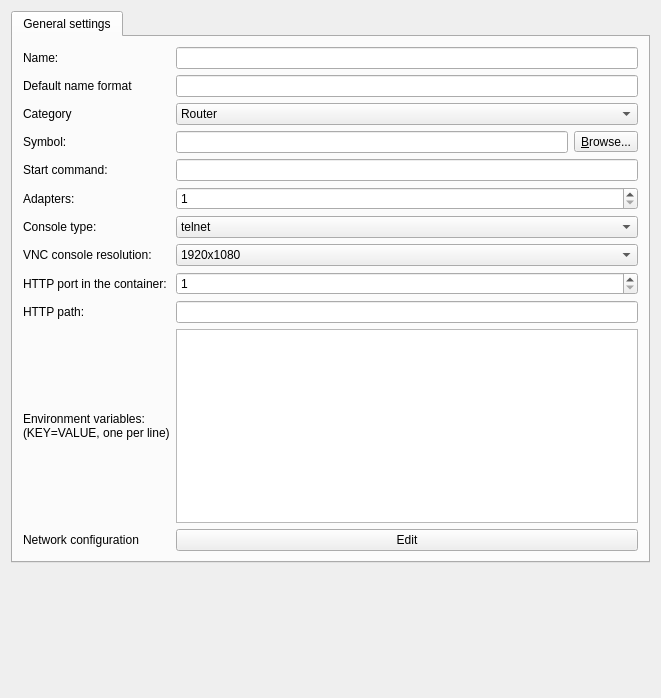
First picture: the form in gns3/modules/docker/ui/docker_vm_configuration_page.ui, repository GNS3/gns3-gui, before the edit.
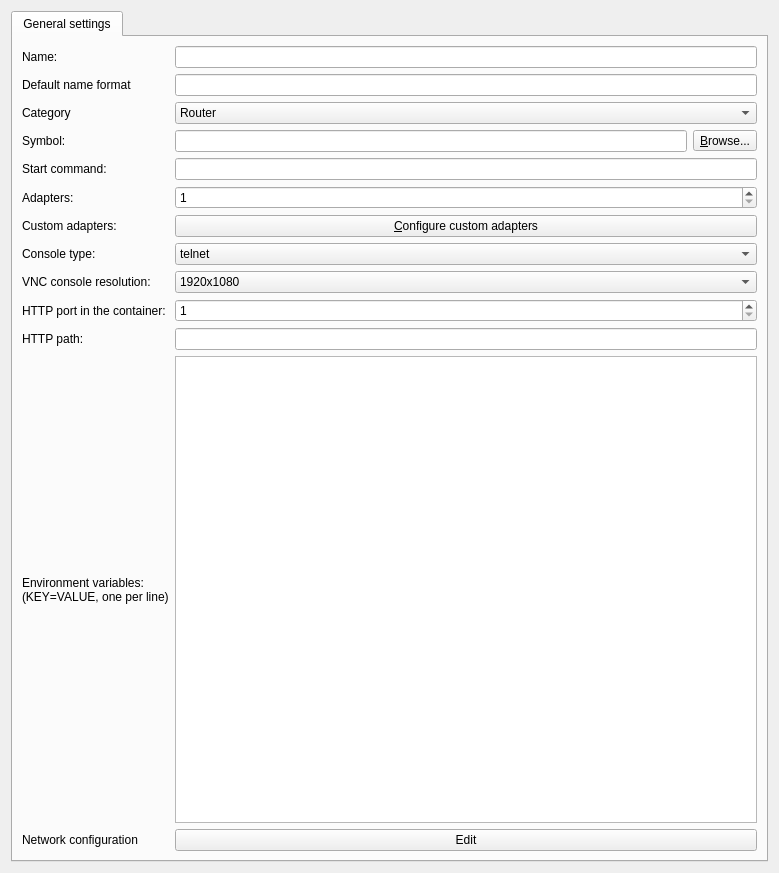
Second picture: the form after the edit.

Commit message: Possibility to customize port names and adapter types for Qemu, VirtualBox, VMware and Docker. Fixes #2361. MAC addresses can customized for Qemu as well.

```diff
--- a/gns3/modules/docker/ui/docker_vm_configuration_page.ui
+++ b/gns3/modules/docker/ui/docker_vm_configuration_page.ui
@@ -6,8 +6,8 @@
    <rect>
     <x>0</x>
     <y>0</y>
-    <width>661</width>
-    <height>698</height>
+    <width>779</width>
+    <height>873</height>
    </rect>
   </property>
   <property name="windowTitle">
@@ -24,43 +24,61 @@
        <string>General settings</string>
       </attribute>
       <layout class="QGridLayout" name="gridLayout">
-       <property name="margin">
-        <number>10</number>
-       </property>
+       <item row="0" column="0">
+        <widget class="QLabel" name="uiNameLabel">
+         <property name="text">
+          <string>Name:</string>
+         </property>
+        </widget>
+       </item>
        <item row="0" column="1">
         <widget class="QLineEdit" name="uiNameLineEdit"/>
        </item>
-       <item row="6" column="0">
-        <widget class="QLabel" name="uiConsoleTypeLabel">
+       <item row="1" column="0">
+        <widget class="QLabel" name="uiDefaultNameFormatLabel">
          <property name="text">
-          <string>Console type:</string>
+          <string>Default name format</string>
          </property>
         </widget>
        </item>
-       <item row="5" column="0">
-        <widget class="QLabel" name="uiAdapterLabel">
+       <item row="1" column="1">
+        <widget class="QLineEdit" name="uiDefaultNameFormatLineEdit"/>
+       </item>
+       <item row="2" column="0">
+        <widget class="QLabel" name="uiCategoryLabel">
          <property name="text">
-          <string>Adapters:</string>
+          <string>Category</string>
          </property>
         </widget>
        </item>
-       <item row="4" column="1">
-        <widget class="QLineEdit" name="uiCMDLineEdit"/>
-       </item>
-       <item row="8" column="0">
-        <widget class="QLabel" name="label">
-         <property name="text">
-          <string>HTTP port in the container:</string>
-         </property>
+       <item row="2" column="1">
+        <widget class="QComboBox" name="uiCategoryComboBox">
+         <item>
+          <property name="text">
+           <string>Router</string>
+          </property>
+         </item>
+         <item>
+          <property name="text">
+           <string>Switch</string>
+          </property>
+         </item>
+         <item>
+          <property name="text">
+           <string>Guest</string>
+          </property>
+         </item>
+         <item>
+          <property name="text">
+           <string>Security device</string>
+          </property>
+         </item>
         </widget>
        </item>
-       <item row="8" column="1">
-        <widget class="QSpinBox" name="uiConsoleHttpPortSpinBox">
-         <property name="minimum">
-          <number>1</number>
-         </property>
-         <property name="maximum">
-          <number>65535</number>
+       <item row="3" column="0">
+        <widget class="QLabel" name="uiSymbolLabel">
+         <property name="text">
+          <string>Symbol:</string>
          </property>
         </widget>
        </item>
@@ -81,35 +99,52 @@
          </item>
         </layout>
        </item>
-       <item row="1" column="0">
-        <widget class="QLabel" name="uiDefaultNameFormatLabel">
+       <item row="4" column="0">
+        <widget class="QLabel" name="uiCMDLabel">
          <property name="text">
-          <string>Default name format</string>
+          <string>Start command:</string>
          </property>
         </widget>
        </item>
-       <item row="10" column="0">
-        <widget class="QLabel" name="uiEnvironmentLabel">
+       <item row="4" column="1">
+        <widget class="QLineEdit" name="uiCMDLineEdit"/>
+       </item>
+       <item row="5" column="0">
+        <widget class="QLabel" name="uiAdapterLabel">
          <property name="text">
-          <string>Environment variables:
-(KEY=VALUE, one per line)</string>
+          <string>Adapters:</string>
          </property>
-         <property name="alignment">
-          <set>Qt::AlignLeading|Qt::AlignLeft|Qt::AlignVCenter</set>
+        </widget>
+       </item>
+       <item row="5" column="1">
+        <widget class="QSpinBox" name="uiAdapterSpinBox">
+         <property name="minimum">
+          <number>1</number>
          </property>
-         <property name="wordWrap">
-          <bool>false</bool>
-         </property>
         </widget>
        </item>
-       <item row="11" column="1">
-        <widget class="QPushButton" name="uiNetworkConfigEditButton">
+       <item row="6" column="0">
+        <widget class="QLabel" name="uiCustomAdaptersLabel">
          <property name="text">
-          <string>Edit</string>
+          <string>Custom adapters:</string>
          </property>
         </widget>
        </item>
        <item row="6" column="1">
+        <widget class="QPushButton" name="uiCustomAdaptersConfigurationPushButton">
+         <property name="text">
+          <string>&amp;Configure custom adapters</string>
+         </property>
+        </widget>
+       </item>
+       <item row="7" column="0">
+        <widget class="QLabel" name="uiConsoleTypeLabel">
+         <property name="text">
+          <string>Console type:</string>
+         </property>
+        </widget>
+       </item>
+       <item row="7" column="1">
         <widget class="QComboBox" name="uiConsoleTypeComboBox">
          <item>
           <property name="text">
@@ -138,72 +173,14 @@
          </item>
         </widget>
        </item>
-       <item row="11" column="0">
-        <widget class="QLabel" name="uiNetworkConfigLabel">
+       <item row="8" column="0">
+        <widget class="QLabel" name="uiConsoleResolutionLabel">
          <property name="text">
-          <string>Network configuration</string>
+          <string>VNC console resolution:</string>
          </property>
         </widget>
        </item>
-       <item row="1" column="1">
-        <widget class="QLineEdit" name="uiDefaultNameFormatLineEdit"/>
-       </item>
-       <item row="0" column="0">
-        <widget class="QLabel" name="uiNameLabel">
-         <property name="text">
-          <string>Name:</string>
-         </property>
-        </widget>
-       </item>
-       <item row="5" column="1">
-        <widget class="QSpinBox" name="uiAdapterSpinBox">
-         <property name="minimum">
-          <number>1</number>
-         </property>
-        </widget>
-       </item>
-       <item row="10" column="1">
-        <widget class="QTextEdit" name="uiEnvironmentTextEdit"/>
-       </item>
-       <item row="2" column="1">
-        <widget class="QComboBox" name="uiCategoryComboBox">
-         <item>
-          <property name="text">
-           <string>Router</string>
-          </property>
-         </item>
-         <item>
-          <property name="text">
-           <string>Switch</string>
-          </property>
-         </item>
-         <item>
-          <property name="text">
-           <string>Guest</string>
-          </property>
-         </item>
-         <item>
-          <property name="text">
-           <string>Security device</string>
-          </property>
-         </item>
-        </widget>
-       </item>
-       <item row="2" column="0">
-        <widget class="QLabel" name="uiCategoryLabel">
-         <property name="text">
-          <string>Category</string>
-         </property>
-        </widget>
-       </item>
-       <item row="4" column="0">
-        <widget class="QLabel" name="uiCMDLabel">
-         <property name="text">
-          <string>Start command:</string>
-         </property>
-        </widget>
-       </item>
-       <item row="7" column="1">
+       <item row="8" column="1">
         <widget class="QComboBox" name="uiConsoleResolutionComboBox">
          <item>
           <property name="text">
@@ -242,47 +219,68 @@
          </item>
         </widget>
        </item>
-       <item row="3" column="0">
-        <widget class="QLabel" name="uiSymbolLabel">
-         <property name="text">
-          <string>Symbol:</string>
-         </property>
-        </widget>
-       </item>
-       <item row="7" column="0">
-        <widget class="QLabel" name="uiConsoleResolutionLabel">
-         <property name="text">
-          <string>VNC console resolution:</string>
-         </property>
-        </widget>
-       </item>
        <item row="9" column="0">
+        <widget class="QLabel" name="label">
+         <property name="text">
+          <string>HTTP port in the container:</string>
+         </property>
+        </widget>
+       </item>
+       <item row="9" column="1">
+        <widget class="QSpinBox" name="uiConsoleHttpPortSpinBox">
+         <property name="minimum">
+          <number>1</number>
+         </property>
+         <property name="maximum">
+          <number>65535</number>
+         </property>
+        </widget>
+       </item>
+       <item row="10" column="0">
         <widget class="QLabel" name="label_2">
          <property name="text">
           <string>HTTP path:</string>
          </property>
         </widget>
        </item>
-       <item row="9" column="1">
+       <item row="10" column="1">
         <widget class="QLineEdit" name="uiHttpConsolePathLineEdit"/>
        </item>
+       <item row="11" column="0">
+        <widget class="QLabel" name="uiEnvironmentLabel">
+         <property name="text">
+          <string>Environment variables:
+(KEY=VALUE, one per line)</string>
+         </property>
+         <property name="alignment">
+          <set>Qt::AlignLeading|Qt::AlignLeft|Qt::AlignVCenter</set>
+         </property>
+         <property name="wordWrap">
+          <bool>false</bool>
+         </property>
+        </widget>
+       </item>
+       <item row="11" column="1">
+        <widget class="QTextEdit" name="uiEnvironmentTextEdit"/>
+       </item>
+       <item row="12" column="0">
+        <widget class="QLabel" name="uiNetworkConfigLabel">
+         <property name="text">
+          <string>Network configuration</string>
+         </property>
+        </widget>
+       </item>
+       <item row="12" column="1">
+        <widget class="QPushButton" name="uiNetworkConfigEditButton">
+         <property name="text">
+          <string>Edit</string>
+         </property>
+        </widget>
+       </item>
       </layout>
      </widget>
     </widget>
    </item>
-   <item>
-    <spacer name="verticalSpacer">
-     <property name="orientation">
-      <enum>Qt::Vertical</enum>
-     </property>
-     <property name="sizeHint" stdset="0">
-      <size>
-       <width>20</width>
-       <height>40</height>
-      </size>
-     </property>
-    </spacer>
-   </item>
   </layout>
  </widget>
  <resources/>
```
The commit also changes 24 other files.
